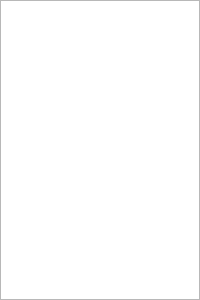
Old version of the form formhier.ui in the repository rosymaro/qt_pexviewer.
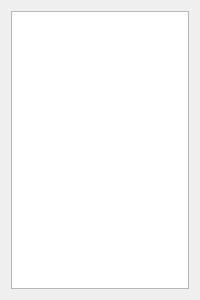
New version of the form.

```diff
--- a/formhier.ui
+++ b/formhier.ui
@@ -13,16 +13,11 @@
   <property name="windowTitle">
    <string>Dialog</string>
   </property>
-  <widget class="QListWidget" name="listWidget">
-   <property name="geometry">
-    <rect>
-     <x>0</x>
-     <y>0</y>
-     <width>200</width>
-     <height>300</height>
-    </rect>
-   </property>
-  </widget>
+  <layout class="QVBoxLayout" name="verticalLayout">
+   <item>
+    <widget class="QListWidget" name="listWidget"/>
+   </item>
+  </layout>
  </widget>
  <resources/>
  <connections/>
```
